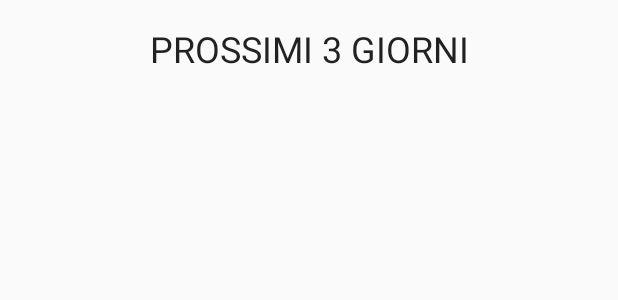
After one commit to remotomasi/MeteoLecce, an Android app: the layout activity_weather3forecast.xml on its own in the app's theme, with its tools: preview values and no code run, on a phone screen of 412 x 824 dp. The commit adds this screen. Shown: the top 300 px of the screen. Run offline under Robolectric (Android 15) with nearby library versions, the phone set to English and light mode, and no system bars.

Commit message:
- Added weather3forecast activity

```diff
--- a/app/build.gradle
+++ b/app/build.gradle
@@ -31,10 +31,10 @@ dependencies {
     androidTestCompile('com.android.support.test.espresso:espresso-core:2.2.2', {
         exclude group: 'com.android.support', module: 'support-annotations'
     })
+    compile files('libs/httpcore-4.4.6.jar')
+    compile files('libs/httpmime-4.5.3.jar')
+    compile files('libs/httpclient-4.2.jar')
     compile 'com.android.support:appcompat-v7:25.3.1'
     compile 'com.android.support.constraint:constraint-layout:1.0.2'
     testCompile 'junit:junit:4.12'
-    compile files('libs/httpcore-4.4.6.jar')
-    compile files('libs/httpmime-4.5.3.jar')
-    compile files('libs/httpclient-4.2.jar')
 }
--- a/app/src/main/AndroidManifest.xml
+++ b/app/src/main/AndroidManifest.xml
@@ -1,6 +1,8 @@
 <?xml version="1.0" encoding="utf-8"?>
 <manifest xmlns:android="http://schemas.android.com/apk/res/android"
     package="com.meteolecce.meteolecce">
+
+    <uses-permission android:name="android.permission.INTERNET" />
 
     <application
         android:allowBackup="true"
@@ -16,8 +18,7 @@
                 <category android:name="android.intent.category.LAUNCHER" />
             </intent-filter>
         </activity>
+        <activity android:name=".weather3forecast"></activity>
     </application>
 
-    <uses-permission android:name="android.permission.INTERNET"/>
-
 </manifest>
--- /dev/null
+++ b/app/src/main/res/layout/activity_weather3forecast.xml
@@ -0,0 +1,19 @@
+<?xml version="1.0" encoding="utf-8"?>
+<android.support.constraint.ConstraintLayout xmlns:android="http://schemas.android.com/apk/res/android"
+    xmlns:app="http://schemas.android.com/apk/res-auto"
+    xmlns:tools="http://schemas.android.com/tools"
+    android:layout_width="match_parent"
+    android:layout_height="match_parent"
+    tools:context="com.meteolecce.meteolecce.weather3forecast">
+
+    <TextView
+        android:id="@+id/textView15"
+        android:layout_width="wrap_content"
+        android:layout_height="wrap_content"
+        android:layout_marginTop="16dp"
+        android:text="@string/titleWeather3Forecast"
+        android:textAppearance="@style/TextAppearance.AppCompat.Headline"
+        app:layout_constraintTop_toTopOf="parent"
+        app:layout_constraintLeft_toLeftOf="parent"
+        app:layout_constraintRight_toRightOf="parent" />
+</android.support.constraint.ConstraintLayout>
--- a/app/src/main/res/values/strings.xml
+++ b/app/src/main/res/values/strings.xml
@@ -16,4 +16,6 @@
     <string name="update">Aggiorna</string>
     <string name="cloudsName">Cielo</string>
     <string name="clouds">0</string>
+    <string name="phenomenon">\"\"</string>
+    <string name="titleWeather3Forecast">PROSSIMI 3 GIORNI</string>
 </resources>
```
Also changed, not shown: app/src/main/java/com/meteolecce/meteolecce/MainActivity.java (+33 -2 lines), app/src/main/java/com/meteolecce/meteolecce/weather3forecast.java (added, +13 -0 lines), app/src/main/res/layout/activity_main.xml (+10 -0 lines).
